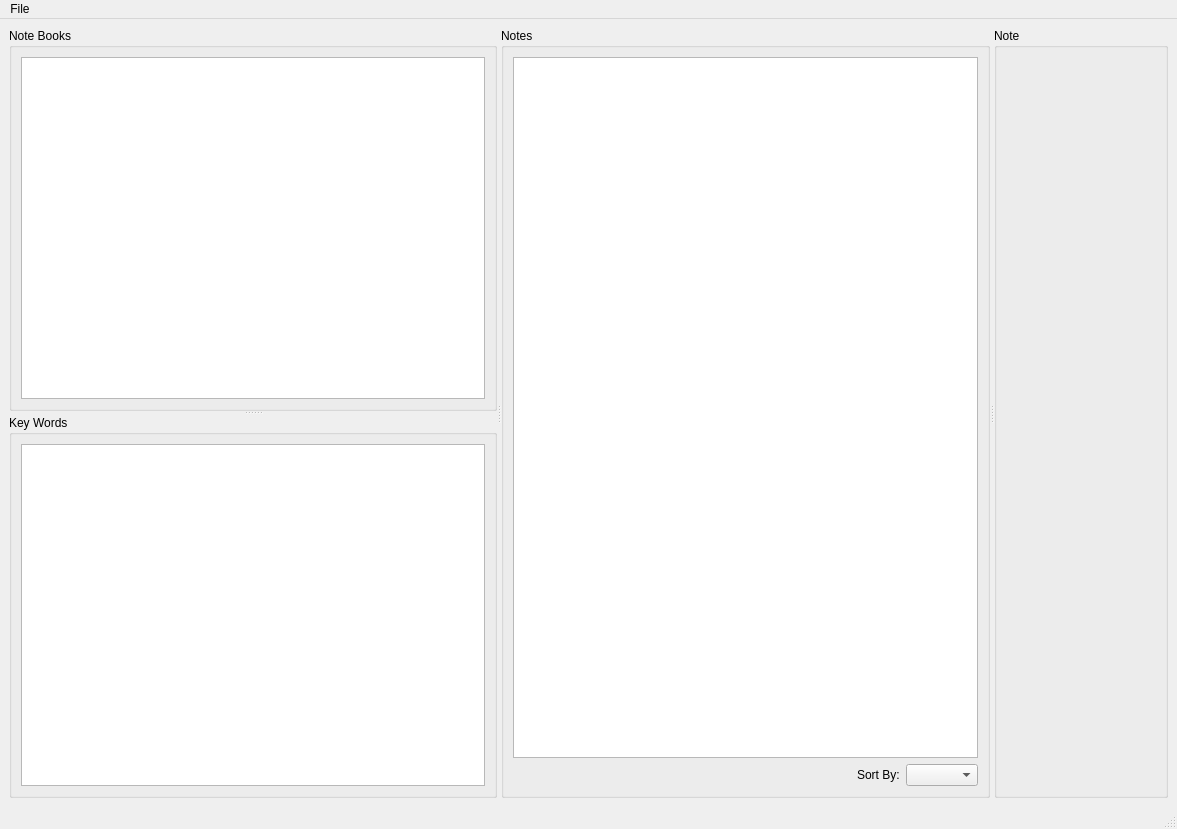
Old version of the form jezen/jezen.ui in the repository HazenBabcock/APyEC.
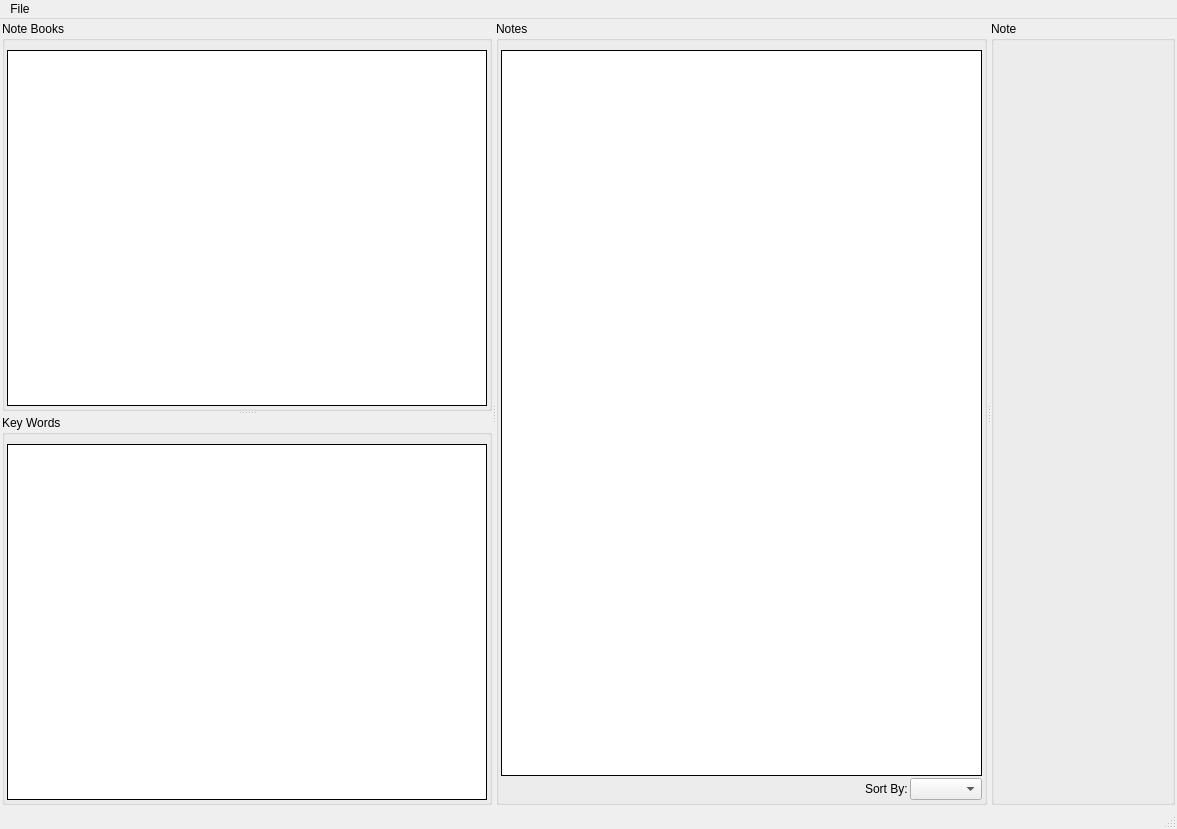
New version of the form. Custom widgets are drawn as their Qt base class.

Commit message: Reduce layout margins. Change list view frames.

```diff
--- a/jezen/jezen.ui
+++ b/jezen/jezen.ui
@@ -15,6 +15,12 @@
   </property>
   <widget class="QWidget" name="centralwidget">
    <layout class="QHBoxLayout" name="horizontalLayout_3">
+    <property name="spacing">
+     <number>2</number>
+    </property>
+    <property name="margin">
+     <number>2</number>
+    </property>
     <item>
      <widget class="QSplitter" name="mainSplitter">
       <property name="sizePolicy">
@@ -56,6 +62,18 @@
          <string>Note Books</string>
         </property>
         <layout class="QVBoxLayout" name="verticalLayout">
+         <property name="leftMargin">
+          <number>2</number>
+         </property>
+         <property name="topMargin">
+          <number>9</number>
+         </property>
+         <property name="rightMargin">
+          <number>2</number>
+         </property>
+         <property name="bottomMargin">
+          <number>2</number>
+         </property>
          <item>
           <widget class="NotebookMVC" name="notebookMVC">
            <property name="sizePolicy">
@@ -64,6 +82,12 @@
              <verstretch>0</verstretch>
             </sizepolicy>
            </property>
+           <property name="frameShape">
+            <enum>QFrame::Box</enum>
+           </property>
+           <property name="frameShadow">
+            <enum>QFrame::Plain</enum>
+           </property>
           </widget>
          </item>
         </layout>
@@ -79,6 +103,15 @@
          <string>Key Words</string>
         </property>
         <layout class="QVBoxLayout" name="verticalLayout_3">
+         <property name="leftMargin">
+          <number>2</number>
+         </property>
+         <property name="rightMargin">
+          <number>2</number>
+         </property>
+         <property name="bottomMargin">
+          <number>2</number>
+         </property>
          <item>
           <widget class="KeywordChooserMVC" name="keywordChooserMVC">
            <property name="sizePolicy">
@@ -87,6 +120,12 @@
              <verstretch>0</verstretch>
             </sizepolicy>
            </property>
+           <property name="frameShape">
+            <enum>QFrame::Box</enum>
+           </property>
+           <property name="frameShadow">
+            <enum>QFrame::Plain</enum>
+           </property>
           </widget>
          </item>
         </layout>
@@ -103,6 +142,18 @@
         <string>Notes</string>
        </property>
        <layout class="QVBoxLayout" name="verticalLayout_2">
+        <property name="spacing">
+         <number>2</number>
+        </property>
+        <property name="leftMargin">
+         <number>2</number>
+        </property>
+        <property name="rightMargin">
+         <number>2</number>
+        </property>
+        <property name="bottomMargin">
+         <number>2</number>
+        </property>
         <item>
          <widget class="NoteMVC" name="noteMVC">
           <property name="sizePolicy">
@@ -111,6 +162,12 @@
             <verstretch>0</verstretch>
            </sizepolicy>
           </property>
+          <property name="frameShape">
+           <enum>QFrame::Box</enum>
+          </property>
+          <property name="frameShadow">
+           <enum>QFrame::Plain</enum>
+          </property>
          </widget>
         </item>
         <item>
```
The commit also changes 3 other files.
